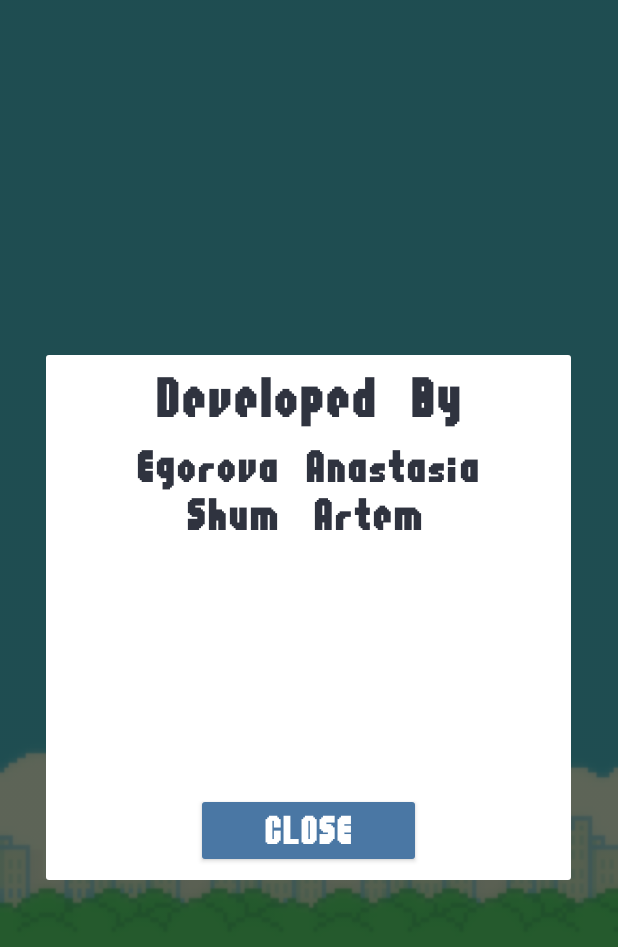
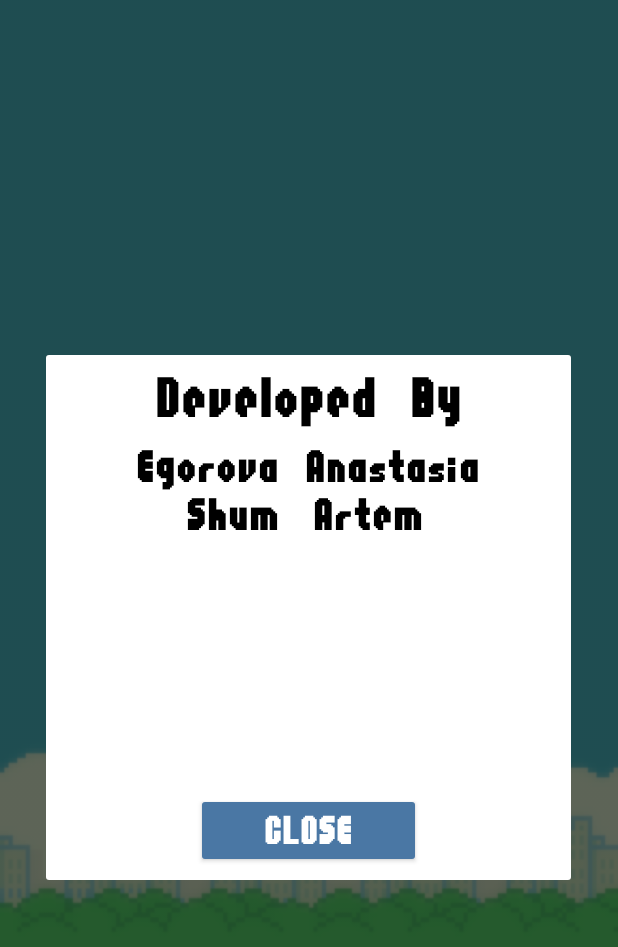
Before and after one commit to Artem789googl/FlappyBird, an Android app: the screen it shows after launch (MainActivity), after a tap on "ABOUT", on a phone screen of 412 x 824 dp. Shown: the top 947 px of the screen. Run offline under Robolectric (Android 15) with nearby library versions, the phone set to English and light mode, and no system bars.

Commit message:
An: Add colors and connect their, add new class and xml files

```diff
--- a/app/src/main/res/layout/about.xml
+++ b/app/src/main/res/layout/about.xml
@@ -18,7 +18,7 @@
             android:gravity="center"
             android:fontFamily="@font/flappybird_font"
             android:textSize="50sp"
-            android:textColor="#2f333f"
+            android:textColor="@color/black"
             android:layout_width="match_parent"
             android:layout_height="wrap_content"/>
 
@@ -27,7 +27,7 @@
             android:text="@string/Developer1"
             android:gravity="center"
             android:textSize="40sp"
-            android:textColor="#2f333f"
+            android:textColor="@color/black"
             android:layout_marginTop="10dp"
             android:fontFamily="@font/flappybird_font"
             android:layout_width="match_parent"
@@ -37,7 +37,7 @@
             android:text="@string/Developer2"
             android:gravity="center"
             android:textSize="40sp"
-            android:textColor="#2f333f"
+            android:textColor="@color/black"
             android:fontFamily="@font/flappybird_font"
             android:layout_width="match_parent"
             android:layout_height="wrap_content"/>
@@ -57,11 +57,11 @@
         <Button
             android:id="@+id/Close"
             android:text="@string/Close"
-            android:textColor="#fff"
+            android:textColor="@color/white"
             android:layout_marginTop="10dp"
             android:fontFamily="@font/flappybird_font"
             android:textSize="35sp"
-            android:backgroundTint="#4A77A4"
+            android:backgroundTint="@color/darkBlue"
             android:layout_width="150dp"
             android:layout_height="50dp"/>
 
--- a/app/src/main/res/layout/activity_game_over.xml
+++ b/app/src/main/res/layout/activity_game_over.xml
@@ -25,7 +25,7 @@
             xmlns:android="http://schemas.android.com/apk/res/android"
             android:layout_width="300dp"
             android:layout_height="150dp"
-            app:cardBackgroundColor="#E0D796"
+            app:cardBackgroundColor="@color/yellow"
             app:cardUseCompatPadding="true"
             android:layout_marginTop="20dp"
             app:cardCornerRadius="10dp"
@@ -128,8 +128,8 @@
         <Button
             android:id="@+id/Btn_Exit"
             android:text="@string/Btn_Exit"
-            android:backgroundTint="#FF3346"
-            android:textColor="#fff"
+            android:backgroundTint="@color/red"
+            android:textColor="@color/white"
             android:fontFamily="@font/flappybird_font"
             android:textSize="35sp"
             android:layout_marginTop="40dp"
--- a/app/src/main/res/layout/activity_loading_screen.xml
+++ b/app/src/main/res/layout/activity_loading_screen.xml
@@ -6,7 +6,7 @@
     android:id="@+id/main"
     android:layout_width="match_parent"
     android:layout_height="match_parent"
-    android:background="#648CB4"
+    android:background="@color/background_blue"
     tools:context=".LoadingScreen">
 
     <androidx.appcompat.widget.LinearLayoutCompat
--- a/app/src/main/res/layout/activity_main.xml
+++ b/app/src/main/res/layout/activity_main.xml
@@ -40,7 +40,7 @@
             android:layout_marginTop="15dp"
             android:fontFamily="@font/flappybird_font"
             android:textSize="30sp"
-            android:backgroundTint="#4A77A4"/>
+            android:backgroundTint="@color/darkBlue"/>
 
         <Button
             android:id="@+id/ExitMenu"
@@ -49,7 +49,7 @@
             android:layout_height="wrap_content"
             android:fontFamily="@font/flappybird_font"
             android:textSize="30sp"
-            android:backgroundTint="#4A77A4"/>
+            android:backgroundTint="@color/darkBlue"/>
 
     </androidx.appcompat.widget.LinearLayoutCompat>
 
--- a/app/src/main/res/values/colors.xml
+++ b/app/src/main/res/values/colors.xml
@@ -2,4 +2,9 @@
 <resources>
     <color name="black">#FF000000</color>
     <color name="white">#FFFFFFFF</color>
+
+    <color name="darkBlue">#4A77A4</color>
+    <color name="background_blue">#648CB4</color>
+    <color name="yellow">#E0D796</color>
+    <color name="red">#FF3346</color>
 </resources>
```
